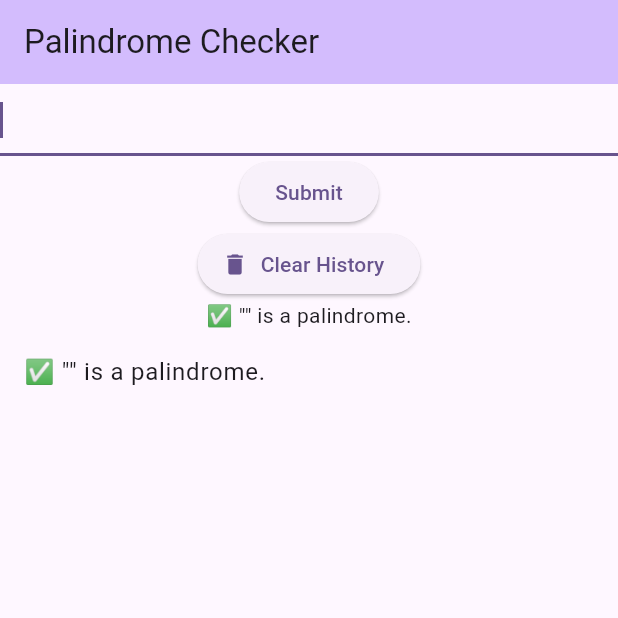
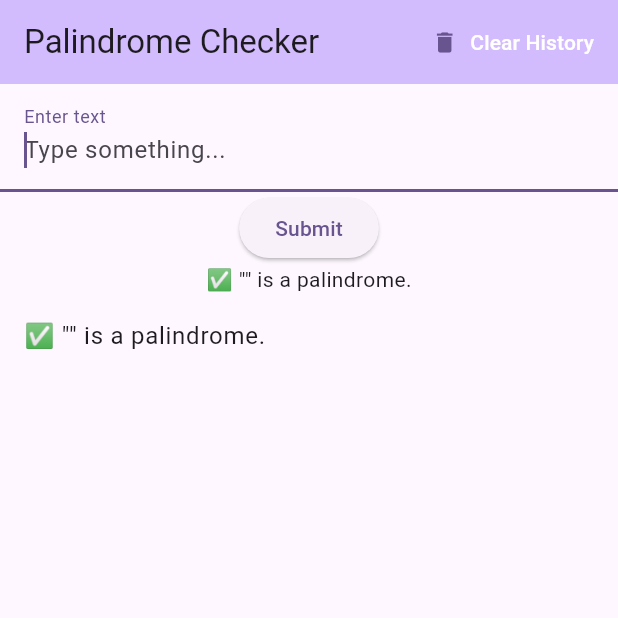
Before and after one commit to jojovibes/HerFuture_assesment, a Flutter app: the screen it shows after launch, after a tap on "Submit", on a phone screen of 412 x 824 dp, the top half of it. Run offline on Flutter 3.47's test engine with Material 3 defaults, Android fonts, the phone set to English and light mode, and no system bars; our stand-ins replace shared_preferences.

Commit message:
clean up UI: moved celar history, removed debug banner and prettied input field

```diff
--- a/palindrome_checker_app/lib/main.dart
+++ b/palindrome_checker_app/lib/main.dart
@@ -8,9 +8,11 @@ void main() {
 class MyApp extends StatelessWidget {
   const MyApp({super.key});
 
+
   @override
   Widget build(BuildContext context) {
     return MaterialApp(
+      debugShowCheckedModeBanner: false,
       title: 'Palindrome Checker',
       theme: ThemeData(
         colorScheme: ColorScheme.fromSeed(seedColor: Colors.deepPurple),
@@ -89,21 +91,31 @@ class _MyHomePageState extends State<MyHomePage> {
   }
 
   Widget build(BuildContext context) {
-
     return Scaffold(
         appBar: AppBar(
           backgroundColor: Theme.of(context).colorScheme.inversePrimary,
           title: const Text('Palindrome Checker'),
+          actions: [
+            TextButton.icon(
+              onPressed: _clearHistory,
+              icon: const Icon(Icons.delete),
+              label: Text('Clear History', style: TextStyle(color: Theme.of(context).colorScheme.onPrimary)),
+            ),
+          ],
         ),
         body: Column(
           children:[
             TextField(
+              decoration: const InputDecoration(
+                contentPadding: EdgeInsets.all(16),
+                labelText: 'Enter text',
+                hintText: 'Type something...',
+              ),
               controller: _controller,
               onSubmitted: (_) => _checkPalindrome(),
               focusNode: _focusNode,
             ),
             ElevatedButton(onPressed: _checkPalindrome, child: const Text('Submit')),
-          ElevatedButton.icon(onPressed: _clearHistory, icon: const Icon(Icons.delete), label: const Text('Clear History')),
             Text(_result),
             ListView(
               shrinkWrap: true,
```
Lines whose indentation alone changed are shown as unchanged.
